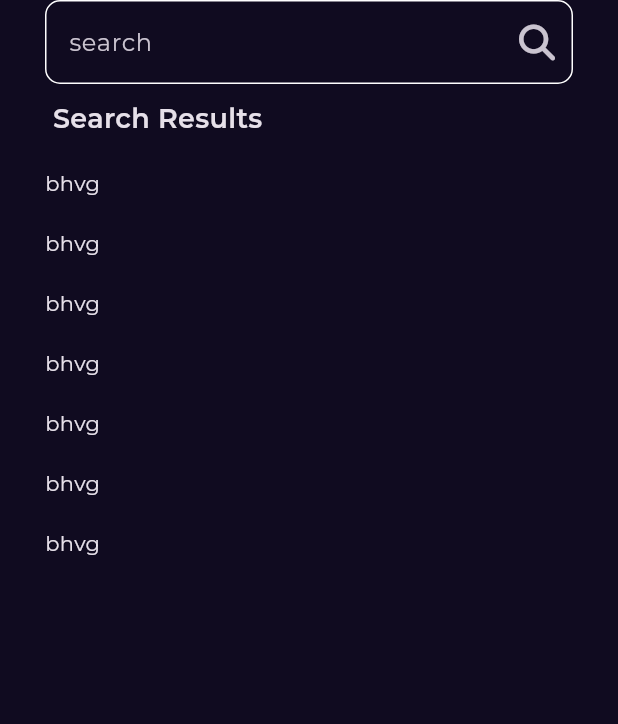
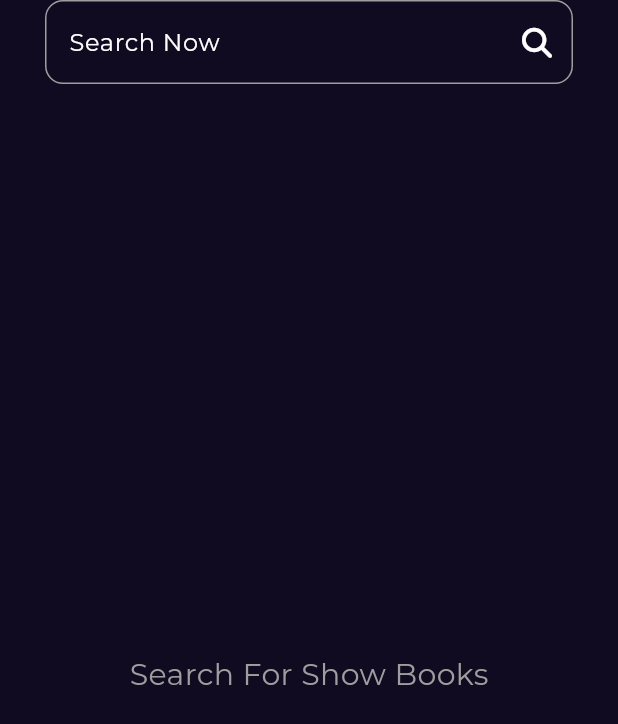
Before and after one commit to EslamAyman595/bookly_app, a Flutter app: the SearchView screen opened by its route, on a phone screen of 412 x 824 dp. Shown: the top 724 px of the screen. Run offline on Flutter 3.47's test engine with Material 3 defaults, Android fonts, the phone set to English and light mode, and no system bars; our stand-ins replace bloc, cached_network_image, dartz, dio, equatable, flutter_bloc and 5 more; missing offline and left inert: dart:ffi; network calls fail.

Commit message:
first commit

```diff
--- a/lib/Features/home/data/models/book_model/volume_info.dart
+++ b/lib/Features/home/data/models/book_model/volume_info.dart
@@ -7,7 +7,7 @@ import 'reading_modes.dart';
 
 class VolumeInfo extends Equatable {
   final String? title;
-  final List<dynamic>? authors;
+  final List<String>? authors;
   final String? publisher;
   final String? publishedDate;
   final String? description;
@@ -16,8 +16,6 @@ class VolumeInfo extends Equatable {
   final int? pageCount;
   final String? printType;
   final List<String>? categories;
-  final num? averageRating;
-  final int? ratingsCount;
   final String? maturityRating;
   final bool? allowAnonLogging;
   final String? contentVersion;
@@ -27,8 +25,12 @@ class VolumeInfo extends Equatable {
   final String? previewLink;
   final String? infoLink;
   final String? canonicalVolumeLink;
+  final num? averageRating;
+  final int? ratingsCount;
 
   const VolumeInfo({
+    this.averageRating,
+    this.ratingsCount,
     this.title,
     this.authors,
     this.publisher,
@@ -39,13 +41,11 @@ class VolumeInfo extends Equatable {
     this.pageCount,
     this.printType,
     this.categories,
-    this.averageRating,
-    this.ratingsCount,
     this.maturityRating,
     this.allowAnonLogging,
     this.contentVersion,
     this.panelizationSummary,
-    required this.imageLinks,
+    this.imageLinks,
     this.language,
     this.previewLink,
     this.infoLink,
@@ -54,9 +54,7 @@ class VolumeInfo extends Equatable {
 
   factory VolumeInfo.fromJson(Map<String, dynamic> json) => VolumeInfo(
         title: json['title'] as String?,
-
-        authors: (json['authors'] as List<dynamic>?)?.cast<String>() ,
-
+        authors: (json['authors'] as List<dynamic>?)?.cast<String>(),
         publisher: json['publisher'] as String?,
         publishedDate: json['publishedDate'] as String?,
         description: json['description'] as String?,
@@ -70,8 +68,6 @@ class VolumeInfo extends Equatable {
         pageCount: json['pageCount'] as int?,
         printType: json['printType'] as String?,
         categories: (json['categories'] as List<dynamic>?)?.cast<String>(),
-        averageRating: json['averageRating'] ,
-        ratingsCount: json['ratingsCount'] as int?,
         maturityRating: json['maturityRating'] as String?,
         allowAnonLogging: json['allowAnonLogging'] as bool?,
         contentVersion: json['contentVersion'] as String?,
@@ -79,12 +75,15 @@ class VolumeInfo extends Equatable {
             ? null
             : PanelizationSummary.fromJson(
                 json['panelizationSummary'] as Map<String, dynamic>),
-        imageLinks: json['imageLinks'] ==null? null :
-             ImageLinks.fromJson(json['imageLinks'] as Map<String, dynamic>),
+        imageLinks: json['imageLinks'] == null
+            ? null
+            : ImageLinks.fromJson(json['imageLinks'] as Map<String, dynamic>),
         language: json['language'] as String?,
         previewLink: json['previewLink'] as String?,
         infoLink: json['infoLink'] as String?,
         canonicalVolumeLink: json['canonicalVolumeLink'] as String?,
+        averageRating: json['averageRating'],
+        ratingsCount: json['ratingsCount'] as int?,
       );
 
   Map<String, dynamic> toJson() => {
@@ -99,8 +98,6 @@ class VolumeInfo extends Equatable {
         'pageCount': pageCount,
         'printType': printType,
         'categories': categories,
-        'averageRating': averageRating,
-        'ratingsCount': ratingsCount,
         'maturityRating': maturityRating,
         'allowAnonLogging': allowAnonLogging,
         'contentVersion': contentVersion,
--- a/lib/Features/home/presentation/views/widgets/list_view_item.dart
+++ b/lib/Features/home/presentation/views/widgets/list_view_item.dart
@@ -25,7 +25,7 @@ class FeaturedBooksListView extends StatelessWidget {
               physics:const BouncingScrollPhysics(),
               itemBuilder: (context, index) {
                 return Padding(
-                  padding: EdgeInsets.symmetric(horizontal: 6),
+                  padding:const EdgeInsets.symmetric(horizontal: 6),
                   child: GestureDetector(
                     onTap: () {
                    GoRouter.of(context).push(AppRouter.KBookDetailView,extra: state.books[index]);
--- /dev/null
+++ b/lib/Features/search/data/repos/sarch_rep_impl.dart
@@ -0,0 +1,37 @@
+import 'package:bookly_app/Features/home/data/models/book_model/book_model.dart';
+import 'package:bookly_app/Features/search/data/repos/search_repo.dart';
+import 'package:bookly_app/core/errors/failure.dart';
+import 'package:bookly_app/core/utils/api_service.dart';
+import 'package:dartz/dartz.dart';
+import 'package:dio/dio.dart';
+
+class SearchRepoImpl implements SearchRepo{
+  final ApiService apiService;
+
+  SearchRepoImpl( this.apiService);
+  @override
+  Future<Either<Failure, List<BookModel>>> fetchSearchBooks({required String categoryName})async {
+  try {
+  var data= await apiService.get(endPoints: 'volumes?Sorting=newest&q=$categoryName');
+
+
+   List<BookModel>  book=[];
+   for( var item in data["items"]){
+    book.add(BookModel.fromJson(item));
+
+   }
+   return right(book);
+}  catch (e) {
+  // ignore: deprecated_member_use
+  if( e is DioError){
+    return left(ServerFailure.fromDioError(e));
+  }
+  else{
+    return left(ServerFailure(e.toString()));
+  }
+  // TODO
+}
+
+  }
+
+}
--- /dev/null
+++ b/lib/Features/search/data/repos/search_repo.dart
@@ -0,0 +1,9 @@
+import 'package:bookly_app/Features/home/data/models/book_model/book_model.dart';
+import 'package:bookly_app/core/errors/failure.dart';
+import 'package:dartz/dartz.dart';
+
+abstract class SearchRepo {
+
+  Future<Either<Failure, List<BookModel>>> fetchSearchBooks({required String categoryName});
+
+}
--- /dev/null
+++ b/lib/Features/search/presentation/manager/cubit/searchbook_cuit_cubit.dart
@@ -0,0 +1,21 @@
+import 'package:bloc/bloc.dart';
+import 'package:bookly_app/Features/home/data/models/book_model/book_model.dart';
+import 'package:bookly_app/Features/search/data/repos/search_repo.dart';
+import 'package:equatable/equatable.dart';
+
+part 'searchbook_cuit_state.dart';
+
+class SearchbookCubit extends Cubit<SearchbookState> {
+  SearchbookCubit(this.searchRepo) : super(SearchbookInitial());
+  final SearchRepo searchRepo;
+  String? categoryName;
+   Future<void> fetchSearchBooks({required String categoryName})async{
+    emit(SearchbookLoading());
+   var result=await  searchRepo.fetchSearchBooks(categoryName: categoryName);
+   result.fold((failure) {
+    return emit(SearchbookFailure(failure.errMessage));
+   }, (books) {
+    return  emit(SearchbookSuccess(books));
+   });
+   }
+}
--- /dev/null
+++ b/lib/Features/search/presentation/manager/cubit/searchbook_cuit_state.dart
@@ -0,0 +1,23 @@
+part of 'searchbook_cuit_cubit.dart';
+
+sealed class SearchbookState extends Equatable {
+  const SearchbookState();
+
+  @override
+  List<Object> get props => [];
+}
+
+final class SearchbookInitial extends SearchbookState {}
+final class SearchbookLoading extends SearchbookState {}
+final class SearchbookSuccess extends SearchbookState {
+  final List<BookModel>books;
+
+ const SearchbookSuccess( this.books);
+
+}
+final class SearchbookFailure extends SearchbookState {
+  final String message;
+
+ const SearchbookFailure( this.message);
+
+}
--- a/lib/Features/search/presentation/views/search_view.dart
+++ b/lib/Features/search/presentation/views/search_view.dart
@@ -1,4 +1,5 @@
-import 'package:bookly_app/Features/search/presentation/views/widgets/search_view_body.dart';
+
+import 'package:bookly_app/Features/search/presentation/views/widgets/search_view_bodyy.dart';
 import 'package:flutter/material.dart';
 
 class SearchView extends StatelessWidget {
@@ -7,7 +8,7 @@ const SearchView({ Key? key }) : super(key: key);
   @override
   Widget build(BuildContext context){
     return const Scaffold(
-      body: SafeArea(child: SearchViewBody()),
+      body: SafeArea(child: SearchViewBodyy()),
     );
   }
 }
--- a/lib/Features/search/presentation/views/widgets/custom_search_text_field.dart
+++ b/lib/Features/search/presentation/views/widgets/custom_search_text_field.dart
@@ -1,30 +1,40 @@
-import 'package:flutter/material.dart';
-import 'package:font_awesome_flutter/font_awesome_flutter.dart';
+// import 'package:bookly_app/Features/search/presentation/manager/cubit/searchbook_cuit_cubit.dart';
+// import 'package:flutter/material.dart';
+// import 'package:flutter_bloc/flutter_bloc.dart';
+// import 'package:font_awesome_flutter/font_awesome_flutter.dart';
 
-class CustomSearchTextField extends StatelessWidget {
-  const CustomSearchTextField({super.key});
+// class CustomSearchTextField extends StatelessWidget {
+//    CustomSearchTextField({super.key});
+// String?  categoryName;
+//   @override
+//   Widget build(BuildContext context) {
+//     return TextField(
+//       onSubmitted: (data) {
+//         categoryName =data;
 
-  @override
-  Widget build(BuildContext context) {
-    return TextField(
-        decoration: InputDecoration(
-      suffixIcon: IconButton(
-        onPressed: () {},
-        icon: const Icon(
-          FontAwesomeIcons.magnifyingGlass,
-          size: 24,
-        ),
-      ),
-      hintText: 'search',
-     enabledBorder: BulidOutlineIputBorder(),
-     focusedBorder: BulidOutlineIputBorder()
-    ));
-  }
 
-  OutlineInputBorder BulidOutlineIputBorder() {
-    return OutlineInputBorder(
-      borderRadius: BorderRadius.circular(10),
-      borderSide: const BorderSide(color: Colors.white),
-    );
-  }
-}
+//         BlocProvider.of<SearchbookCubit>(context).fetchSearchBooks(categoryName: categoryName!);
+//         BlocProvider.of<SearchbookCubit>(context).categoryName=categoryName;
+//       },
+//         decoration: InputDecoration(
+//       suffixIcon: IconButton(
+//         onPressed: () {},
+//         icon: const Icon(
+//           FontAwesomeIcons.magnifyingGlass,
+//           size: 24,
+//         ),
+
+//       ),
+//       hintText: 'search',
+//      enabledBorder: BulidOutlineIputBorder(),
+//      focusedBorder: BulidOutlineIputBorder()
+//     ));
+//   }
+
+//   OutlineInputBorder BulidOutlineIputBorder() {
+//     return OutlineInputBorder(
+//       borderRadius: BorderRadius.circular(10),
+//       borderSide: const BorderSide(color: Colors.white),
+//     );
+//   }
+// }
--- /dev/null
+++ b/lib/Features/search/presentation/views/widgets/custom_text_field.dart
@@ -0,0 +1,60 @@
+import 'package:flutter/material.dart';
+
+class CustomTextFormField extends StatelessWidget {
+  const CustomTextFormField({
+    Key? key,
+    this.onFieldSubmitted,
+    this.validator,
+    this.onPressedIcon,
+    required this.icon,
+    required this.hintText,
+    required this.labelText,
+    this.controller,
+  }) : super(key: key);
+
+  final ValueChanged<String>? onFieldSubmitted;
+  final FormFieldValidator? validator;
+  final VoidCallback? onPressedIcon;
+  final IconData icon;
+  final String hintText;
+  final String labelText;
+  final TextEditingController? controller;
+
+  @override
+  Widget build(BuildContext context) {
+    return Padding(
+      padding: const EdgeInsets.symmetric(horizontal: 30),
+      child: TextFormField(
+        controller: controller,
+        onFieldSubmitted: onFieldSubmitted,
+        validator: validator,
+        decoration: InputDecoration(
+          border: OutlineInputBorder(
+            borderSide: const BorderSide(color: Colors.white),
+            borderRadius: BorderRadius.circular(12),
+          ),
+          focusedBorder: OutlineInputBorder(
+            borderSide: const BorderSide(color: Colors.white),
+            borderRadius: BorderRadius.circular(12),
+          ),
+          enabledBorder: OutlineInputBorder(
+            borderSide: const BorderSide(color: Colors.grey),
+            borderRadius: BorderRadius.circular(12),
+          ),
+          suffixIcon: IconButton(
+            onPressed: onPressedIcon,
+            icon: Icon(
+              icon,
+              color: Colors.white,
+              size: 20,
+            ),
+          ),
+          hintText: hintText,
+          hintStyle: const TextStyle(color: Colors.grey),
+          labelText: labelText,
+          labelStyle: const TextStyle(color: Colors.white),
+        ),
+      ),
+    );
+  }
+}
--- a/lib/Features/search/presentation/views/widgets/search_result_list_view.dart
+++ b/lib/Features/search/presentation/views/widgets/search_result_list_view.dart
@@ -1,23 +1,38 @@
+import 'package:bookly_app/Features/home/data/models/book_model/book_model.dart';
 import 'package:bookly_app/Features/home/presentation/views/widgets/best_seller_item.dart';
+import 'package:bookly_app/Features/home/presentation/views/widgets/custom_item.dart';
+import 'package:bookly_app/Features/search/presentation/manager/cubit/searchbook_cuit_cubit.dart';
+import 'package:bookly_app/core/widgets/custom_error_widget.dart';
+import 'package:bookly_app/core/widgets/custom_loading_indacitor.dart';
 import 'package:flutter/material.dart';
+import 'package:flutter_bloc/flutter_bloc.dart';
 
 class SearchResultListView extends StatelessWidget {
-const SearchResultListView({ Key? key }) : super(key: key);
-
+  const SearchResultListView({Key? key, required this.bookModel}) : super(key: key);
+final List<BookModel> bookModel;
   @override
-  Widget build(BuildContext context){
+  Widget build(BuildContext context) {
     return ListView.builder(
           //shrinkWrap: true,
           //physics:const NeverScrollableScrollPhysics(),
           padding: EdgeInsets.zero,
-      itemCount: 7,
+          itemCount: bookModel.length,
           itemBuilder: (context, index) {
-        return const Padding(
-          padding:  EdgeInsets.symmetric(vertical: 10),
-         // child: BookListViewItem(),
-         child: Text('bhvg'),
+            return  Padding(
+              padding: EdgeInsets.symmetric(vertical: 10),
+                child:BookListViewItem(
+                  bookModel:bookModel[index],
+                )
+              // CustomItem(
+              //   imageUrl: state.books[index].volumeInfo.imageLinks?.thumbnail ??''
+              //  )
+             // child: Text('bhvg'),
             );
           },
         );
+
+
+
+
   }
 }
--- a/lib/Features/search/presentation/views/widgets/search_view_body.dart
+++ /dev/null
@@ -1,30 +0,0 @@
-import 'package:bookly_app/Features/search/presentation/views/widgets/custom_search_text_field.dart';
-import 'package:bookly_app/Features/search/presentation/views/widgets/search_result_list_view.dart';
-import 'package:bookly_app/core/utils/styles.dart';
-import 'package:flutter/material.dart';
-import 'package:font_awesome_flutter/font_awesome_flutter.dart';
-
-class SearchViewBody extends StatelessWidget {
-  const SearchViewBody({Key? key}) : super(key: key);
-
-  @override
-  Widget build(BuildContext context) {
-    return const Padding(
-      padding: EdgeInsets.symmetric(horizontal: 30),
-      child: Column(
-        crossAxisAlignment: CrossAxisAlignment.start,
-        children: [
-          CustomSearchTextField(),
-          SizedBox(
-            height: 10,
-          ),
-          Text(' Search Results', style: Styles.textStyle18),
-          SizedBox(
-            height: 10,
-          ),
-          Expanded(child: SearchResultListView()),
-        ],
-      ),
-    );
-  }
-}
--- /dev/null
+++ b/lib/Features/search/presentation/views/widgets/search_view_bodyy.dart
@@ -0,0 +1,122 @@
+
+
+import 'package:bookly_app/Features/search/presentation/manager/cubit/searchbook_cuit_cubit.dart';
+import 'package:bookly_app/Features/search/presentation/views/widgets/custom_text_field.dart';
+import 'package:bookly_app/Features/search/presentation/views/widgets/search_result_list_view.dart';
+import 'package:bookly_app/core/utils/styles.dart';
+import 'package:bookly_app/core/widgets/custom_error_widget.dart';
+import 'package:flutter/material.dart';
+import 'package:flutter_bloc/flutter_bloc.dart';
+import 'package:font_awesome_flutter/font_awesome_flutter.dart';
+
+class SearchViewBodyy extends StatefulWidget {
+  const SearchViewBodyy({Key? key}) : super(key: key);
+
+  @override
+  State<SearchViewBodyy> createState() => _SearchViewBodyState();
+}
+
+class _SearchViewBodyState extends State<SearchViewBodyy> {
+  var textController = TextEditingController();
+  var formKey = GlobalKey<FormState>();
+  AutovalidateMode autoValidateMode = AutovalidateMode.disabled;
+
+  @override
+  Widget build(BuildContext context) {
+    return Form(
+      key: formKey,
+      autovalidateMode: autoValidateMode,
+      child: BlocBuilder<SearchbookCubit, SearchbookState>(
+        builder: (context, state) {
+          return Column(
+            crossAxisAlignment: CrossAxisAlignment.start,
+            children: [
+              CustomTextFormField(
+                controller: textController,
+                icon: FontAwesomeIcons.magnifyingGlass,
+                hintText: 'Enter Your Book',
+                labelText: 'Search Now',
+                onFieldSubmitted: (data) {
+                  if (formKey.currentState!.validate()) {
+                    BlocProvider.of<SearchbookCubit>(context).fetchSearchBooks(categoryName: data);
+                   // SearchbookCubit.of(context).
+                    //SearchbookCubit.get(context).getSearchBook(category: data);
+                  } else {
+                    autoValidateMode = AutovalidateMode.always;
+                    setState(() {});
+                  }
+                },
+                validator: (value) {
+                  if (value!.isEmpty) {
+                    return 'enter the name of book !';
+                  }
+                  return null;
+                },
+                onPressedIcon: () {
+                  if (formKey.currentState!.validate()) {
+                    BlocProvider.of<SearchbookCubit>(context).fetchSearchBooks(categoryName:textController.text);
+                    // SearchbookCubit.get(context)
+                    //     .getSearchBook(category: textController.text);
+                  } else {
+                    autoValidateMode = AutovalidateMode.always;
+                    setState(() {});
+                  }
+                },
+              ),
+              const SizedBox(
+                height: 20,
+              ),
+              Expanded(
+                child: Column(
+                  crossAxisAlignment: CrossAxisAlignment.center,
+                  mainAxisAlignment: MainAxisAlignment.center,
+                  children: [
+                    if (state is SearchbookInitial)
+                      Center(
+                        child: Text(
+                          'Search For Show Books',
+                          style:
+                              Styles.textStyle20.copyWith(color: Colors.grey),
+                        ),
+                      )
+                    else if (state is SearchbookLoading)
+
+                   const CircularProgressIndicator(),
+//const SearchResultLoadingIndicator(),
+                    if (state is SearchbookSuccess)
+                      Expanded(
+                        child: Column(
+                          mainAxisAlignment: MainAxisAlignment.start,
+                          crossAxisAlignment: CrossAxisAlignment.start,
+                          children: [
+                            const Padding(
+                              padding: EdgeInsets.symmetric(horizontal: 30.0),
+                              child: Text(
+                                'Search Result',
+                                style: Styles.textStyle18,
+                              ),
+                            ),
+                            const SizedBox(
+                              height: 10,
+                            ),
+                            Expanded(
+                              child: SearchResultListView(
+                                bookModel: state.books,
+                              ),
+                            ),
+                          ],
+                        ),
+                      ),
+                    if (state is SearchbookFailure)
+                    // print(state.message.toString());
+                     CustomErrorWidget(errMessage: state.message.toString()),
+                  ],
+                ),
+              ),
+            ],
+          );
+        },
+      ),
+    );
+  }
+}
--- a/lib/core/utils/app_router.dart
+++ b/lib/core/utils/app_router.dart
@@ -4,6 +4,8 @@ import 'package:bookly_app/Features/home/data/repos/home_repo.dart';
 import 'package:bookly_app/Features/home/presentation/manger/fetch_simialar_books_cubit/cubit/fetchsimialirbookscubit_cubit.dart';
 import 'package:bookly_app/Features/home/presentation/views/book_detalis_view.dart';
 import 'package:bookly_app/Features/home/presentation/views/home_view.dart';
+import 'package:bookly_app/Features/search/data/repos/sarch_rep_impl.dart';
+import 'package:bookly_app/Features/search/presentation/manager/cubit/searchbook_cuit_cubit.dart';
 import 'package:bookly_app/Features/search/presentation/views/search_view.dart';
 import 'package:bookly_app/Features/splash/presentation/views/splash_view.dart';
 import 'package:bookly_app/core/utils/service_locater.dart';
@@ -27,18 +29,21 @@ abstract class AppRouter {
       ),
       GoRoute(
         path: KBookDetailView,
-        builder: (context, state) =>  BlocProvider(
-          create: (context) => Fetchsimialirbookscubit(
-            getIt.get<HomeRepoImpl>()
-          ),
+        builder: (context, state) => BlocProvider(
+          create: (context) =>
+              Fetchsimialirbookscubit(getIt.get<HomeRepoImpl>()),
           child: BookDetalisView(
-            bookModel:  state.extra as BookModel,//extraبتبعت اي بيانات انت عايزها
+            bookModel:
+                state.extra as BookModel, //extraبتبعت اي بيانات انت عايزها
           ),
         ),
       ),
       GoRoute(
         path: KSearchView,
-        builder: (context, state) => const SearchView(),
+        builder: (context, state) => BlocProvider(
+          create: (context) => SearchbookCubit(getIt.get<SearchRepoImpl>()),
+          child: SearchView(),
+        ),
       ),
     ],
   );
--- a/lib/core/utils/service_locater.dart
+++ b/lib/core/utils/service_locater.dart
@@ -1,4 +1,5 @@
 import 'package:bookly_app/Features/home/data/repos/home_reop_impl.dart';
+import 'package:bookly_app/Features/search/data/repos/sarch_rep_impl.dart';
 import 'package:bookly_app/core/utils/api_service.dart';
 import 'package:dio/dio.dart';
 import 'package:get_it/get_it.dart';
@@ -14,4 +15,7 @@ void setupServiceLocater() {
       // ),
     ),
   );
+  getIt.registerSingleton<SearchRepoImpl>(
+    SearchRepoImpl(getIt.get<ApiService>()
+  ));
 }
```
Also changed, not shown: 3 other files. Lines whose indentation alone changed are shown as unchanged.
